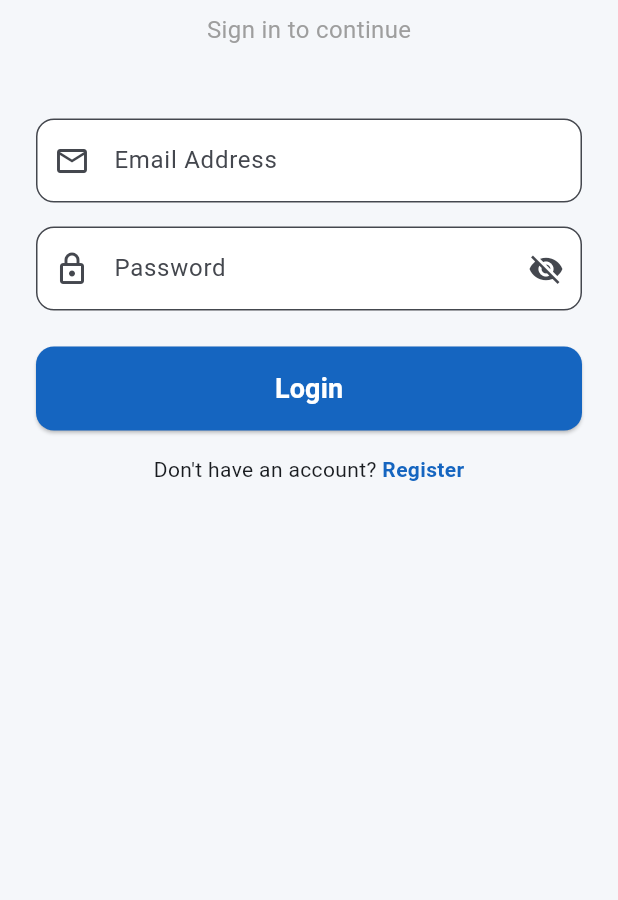
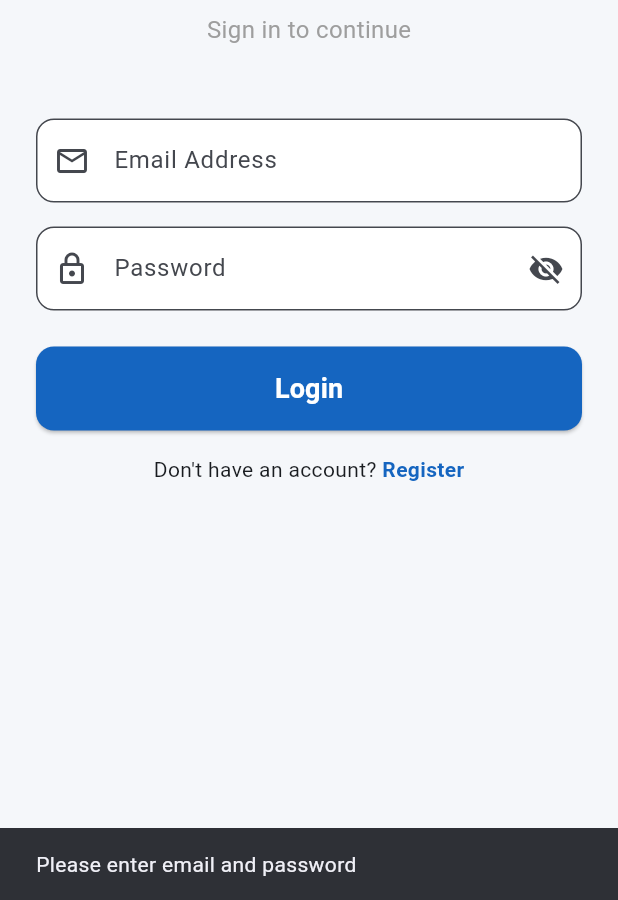
Before and after one commit to kingwhite-001/secure-exam-app, a Flutter app: the screen it shows after launch, after a tap on "Login", on a phone screen of 412 x 824 dp, the part 336-1236 px from its top. Run offline on Flutter 3.47's test engine with Material 3 defaults, Android fonts, the phone set to English and light mode, and no system bars; our stand-ins replace cloud_firestore, firebase_auth, firebase_core; accounts and stored records are empty.

Commit message:
Login functionality connected to Firebase - fully working

```diff
--- a/lib/main.dart
+++ b/lib/main.dart
@@ -1,5 +1,7 @@
 import 'package:flutter/material.dart';
 import 'package:firebase_core/firebase_core.dart';
+import 'package:firebase_auth/firebase_auth.dart';
+import 'package:cloud_firestore/cloud_firestore.dart';
 import 'register_screen.dart';
 
 void main() async {
@@ -39,6 +41,50 @@ class _LoginScreenState extends State<LoginScreen> {
   final _passwordController = TextEditingController();
   bool _isLoading = false;
   bool _obscurePassword = true;
+
+  Future<void> _login() async {
+    if (_emailController.text.isEmpty || _passwordController.text.isEmpty) {
+      ScaffoldMessenger.of(context).showSnackBar(
+        const SnackBar(content: Text('Please enter email and password')),
+      );
+      return;
+    }
+
+    setState(() => _isLoading = true);
+
+    try {
+      final credential = await FirebaseAuth.instance
+          .signInWithEmailAndPassword(
+        email: _emailController.text.trim(),
+        password: _passwordController.text.trim(),
+      );
+
+      final userDoc = await FirebaseFirestore.instance
+          .collection('users')
+          .doc(credential.user!.uid)
+          .get();
+
+      final role = userDoc.data()?['role'] ?? 'student';
+      final name = userDoc.data()?['name'] ?? '';
+
+      if (mounted) {
+        ScaffoldMessenger.of(context).showSnackBar(
+          SnackBar(
+            content: Text('Welcome $name! Logged in as $role'),
+            backgroundColor: Colors.green,
+          ),
+        );
+      }
+    } catch (e) {
+      if (mounted) {
+        ScaffoldMessenger.of(context).showSnackBar(
+          SnackBar(content: Text('Login failed: ${e.toString()}')),
+        );
+      }
+    } finally {
+      if (mounted) setState(() => _isLoading = false);
+    }
+  }
 
   @override
   Widget build(BuildContext context) {
@@ -126,7 +172,7 @@ class _LoginScreenState extends State<LoginScreen> {
                 width: double.infinity,
                 height: 56,
                 child: ElevatedButton(
-                  onPressed: _isLoading ? null : () {},
+                  onPressed: _isLoading ? null : _login,
                   style: ElevatedButton.styleFrom(
                     backgroundColor: const Color(0xFF1565C0),
                     foregroundColor: Colors.white,
```
